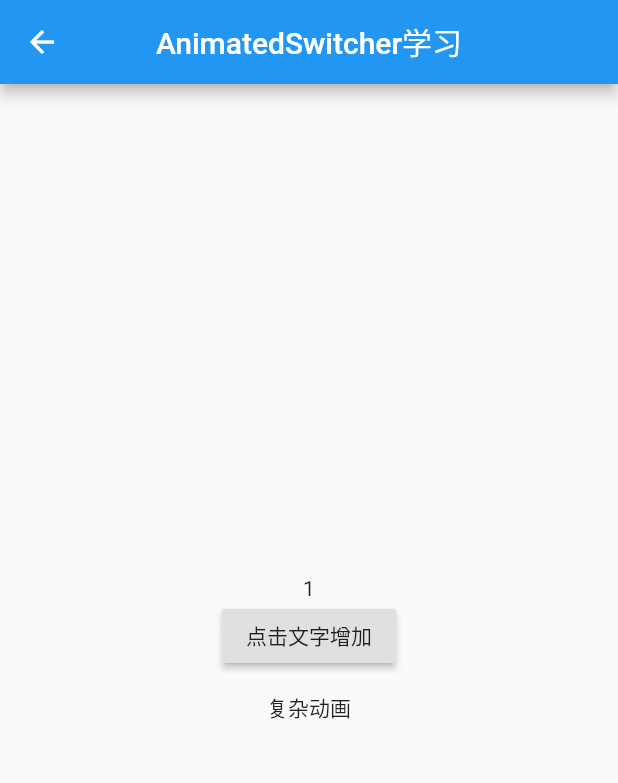
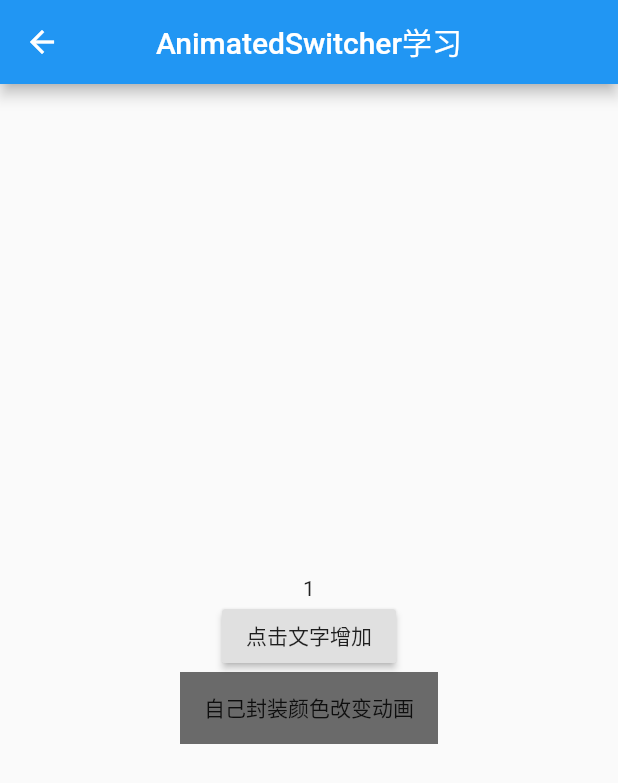
Before and after one commit to tsm19911014/tsm_flutter, a Flutter app: the TsmAnimatedSwitcherPage screen opened directly, after a tap on "点击文字增加", on a phone screen of 412 x 824 dp. Shown: the top 783 px of the screen. Run offline on Flutter 3.47's test engine with Material 2 defaults, Android fonts, the phone set to English and light mode, and no system bars; our stand-ins replace flutter_html, permission_handler.

Commit message:
动画Animation  学习

```diff
--- a/lib/main.dart
+++ b/lib/main.dart
@@ -75,7 +75,7 @@ class MyApp extends StatelessWidget {
       theme: ThemeData(
         primarySwatch: Colors.blue,
         ///  这里可以修改全局appbar 字体颜色
-        appBarTheme: AppBarTheme(brightness: Brightness.light),
+        appBarTheme: AppBarTheme(brightness: Brightness.dark),
         visualDensity: VisualDensity.adaptivePlatformDensity,
       ),
 
--- a/lib/tsm_page/anim/ChangeColorButton.dart
+++ b/lib/tsm_page/anim/ChangeColorButton.dart
@@ -12,7 +12,7 @@ class ChangeColorButton extends StatefulWidget{
   final Color begin;
   final Color end;
 
-  ChangeColorButton({@required this.child,this.duration=const Duration(seconds:1)  , this. begin=Colors.black87  ,this.end=Colors.black87});
+  ChangeColorButton({@required this.child,this.duration=const Duration(seconds:5)  , this. begin=Colors.black87  ,this.end=Colors.black87});
 
 
 
@@ -27,12 +27,14 @@ class _ChangeColorButtonState extends State<ChangeColorButton> with TickerProvid
 
 
   AnimationController _controller;
+  ColorTween tween;
   Animation<Color> anim;
   @override
   void initState() {
     super.initState();
     _controller=AnimationController(duration: widget.duration,vsync: this);
-    anim=ColorTween(begin: widget.begin,end: widget.end).animate(CurvedAnimation(parent: _controller,curve: Curves.easeOut)) ;
+    tween=ColorTween(begin: widget.begin,end: widget.end) ;
+    anim=tween.animate(CurvedAnimation(parent: _controller,curve: Curves.easeOut));
   }
 
 
@@ -50,7 +52,8 @@ class _ChangeColorButtonState extends State<ChangeColorButton> with TickerProvid
     super.didUpdateWidget(oldWidget);
     controller.duration=widget.duration;
     if(widget.end!=widget.begin){
-      anim=ColorTween(begin: oldWidget.end,end: widget.end).animate(CurvedAnimation(parent: _controller,curve: Curves.easeOut)) ;
+      tween=ColorTween(begin: tween.transform(_controller.value),end: widget.end);
+      anim=tween.animate(CurvedAnimation(parent: _controller,curve: Curves.easeOut));
       _controller..value=0..forward();
     }
   }
--- a/lib/tsm_page/anim/TsmAnimMainPage.dart
+++ b/lib/tsm_page/anim/TsmAnimMainPage.dart
@@ -11,7 +11,8 @@ class TsmAnimMainPage extends StatelessWidget {
       '普通动画',
       'Hero 动画',
       '交织动画',
-      'AnimatedSwitcher 学习'
+      'AnimatedSwitcher 学习',
+      '自己封装背景色过渡动画和显示动画'
     ];
 
     return Scaffold(
@@ -61,5 +62,8 @@ openPage(BuildContext context,int index){
     case 3:
       Navigator.of(context).pushNamed(page_routes_animated_switcher);
       break;
+    case 4:
+      Navigator.of(context).pushNamed(page_routes_custom_scroll_view);
+      break;
   }
 }
--- a/lib/tsm_page/anim/TsmAnimatedSwitcherPage.dart
+++ b/lib/tsm_page/anim/TsmAnimatedSwitcherPage.dart
@@ -69,7 +69,7 @@ class _TsmAnimatedSwitcherState extends  State<TsmAnimatedSwitcherPage>{
               child: FlatButton(
                 splashColor: Colors.transparent,
                 highlightColor: Colors.transparent,
-                child: Text('复杂动画'),
+                child: Text('自己封装颜色改变动画'),
                 onPressed: (){
                   setState(() {
                     endColor=Color.fromARGB(255, Random().nextInt(255), Random().nextInt(255), Random().nextInt(255));
```
Also changed, not shown: lib/tsm_page/anim/TsmColorAnimatedDecorated.dart (added, +54 -0 lines), lib/tsm_page/scroll/TsmCustomLIstView.dart (+50 -11 lines).
